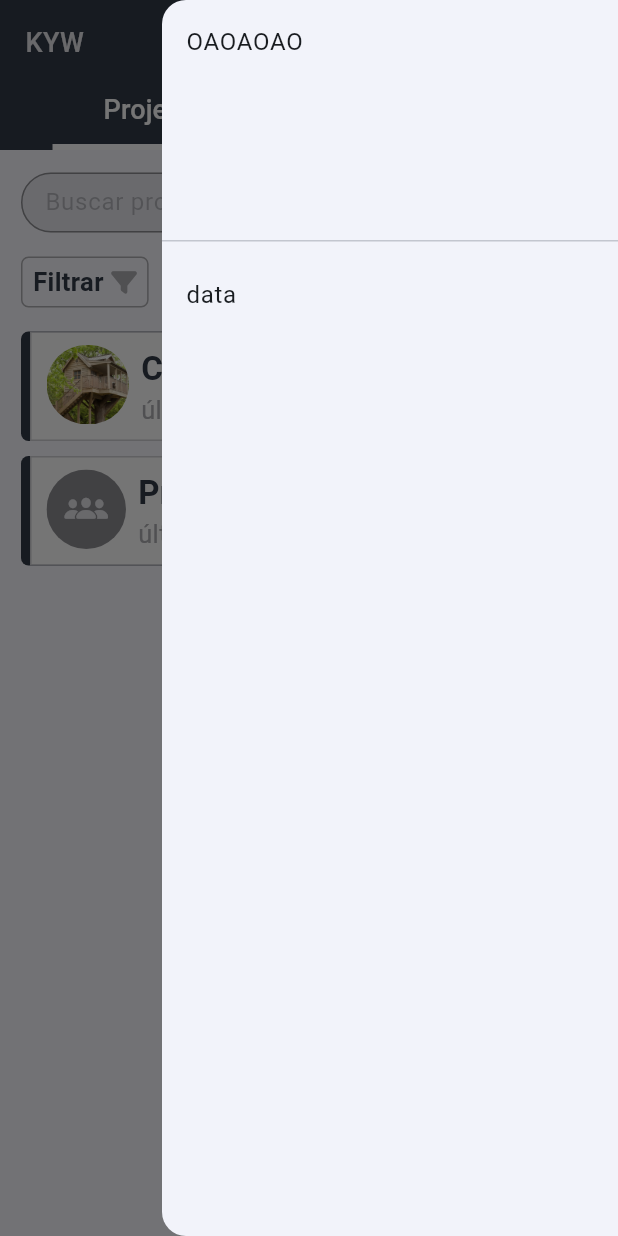
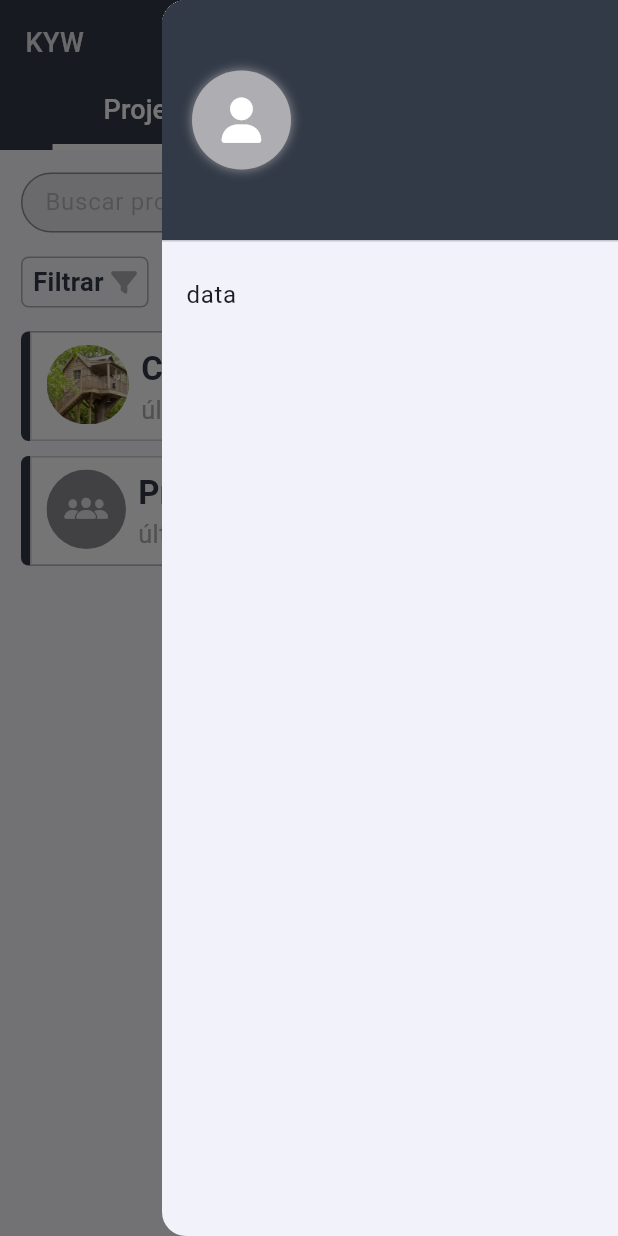
Before and after one commit to kaykybarbosa/Project_KYW, a Flutter app: the screen it shows after launch, with the side drawer open, on a phone screen of 412 x 824 dp. Run offline on Flutter 3.47's test engine with Material 3 defaults, Android fonts, the phone set to English and light mode, and no system bars; our stand-ins replace email_validator, font_awesome_flutter, go_router.

Commit message:
Alter init the MoreOption implementation

```diff
--- a/lib/app/screens/create_project_screen.dart
+++ b/lib/app/screens/create_project_screen.dart
@@ -60,6 +60,7 @@ class _CreateProjectScreenState extends State<CreateProjectScreen> {
 
               /// Firs Step the creation project
               /// enter with [Title] and [Description]
+              /// and [Image] optional
               ? SingleChildScrollView(
                   child: InputTitleAndDescription(
                     titleController: _titleController,
--- a/lib/app/screens/home_screen.dart
+++ b/lib/app/screens/home_screen.dart
@@ -6,7 +6,10 @@ import 'package:kyw_management/app/data/projects.dart';
 import 'package:kyw_management/app/data/tasks.dart';
 import 'package:kyw_management/app/enums/my_routes.dart';
 import 'package:kyw_management/app/enums/screens.dart';
-import 'package:kyw_management/app/widgets/filter.dart';
+import 'package:kyw_management/app/widgets/home_screen/app_bar/app_name.dart';
+import 'package:kyw_management/app/widgets/home_screen/app_bar/end_drawer.dart';
+import 'package:kyw_management/app/widgets/home_screen/app_bar/my_tab_bar.dart';
+import 'package:kyw_management/app/widgets/home_screen/filter/filter.dart';
 import 'package:kyw_management/app/widgets/home_screen/create_project_button.dart';
 import 'package:kyw_management/app/widgets/home_screen/my_icon.dart';
 import 'package:kyw_management/app/widgets/home_screen/my_search_bar.dart';
@@ -22,6 +25,9 @@ class HomeScreen extends StatefulWidget {
 }
 
 class _HomeScreenState extends State<HomeScreen> {
+  // Scaffold key
+  final GlobalKey<ScaffoldState> _scaffoldKey = GlobalKey<ScaffoldState>();
+
   Color itemsBarColor = CupertinoColors.lightBackgroundGray;
   Screens _currentText = Screens.project;
   bool _haveMessage = true;
@@ -47,17 +53,65 @@ class _HomeScreenState extends State<HomeScreen> {
     });
   }
 
+  void _openMessage() {
+    context.push(MyRoutes.notifications);
+    setState(() {
+      _haveMessage = false;
+    });
+  }
+
+  void _openEndDrawer() {
+    _scaffoldKey.currentState!.openEndDrawer();
+  }
+
   @override
   Widget build(BuildContext context) {
     return DefaultTabController(
       length: 2,
       child: Scaffold(
-        appBar: myAppBar(),
+        key: _scaffoldKey,
+        endDrawer: const MyEndDrawer(),
+        appBar: AppBar(
+          // App name
+          leading: AppName(color: itemsBarColor),
+          actions: [
+            // Messages
+            Badge(
+              label: _haveMessage ? const Text('2') : null,
+              smallSize: _haveMessage ? 6 : 0,
+              child: MyIcon(
+                icon: CupertinoIcons.bell,
+                color: itemsBarColor,
+                onTap: () {
+                  _openMessage();
+                },
+              ),
+            ),
+
+            const SizedBox(width: 15.0),
+
+            // More options
+            MyIcon(
+              icon: CupertinoIcons.ellipsis_vertical,
+              color: CupertinoColors.white,
+              onTap: () {
+                _openEndDrawer();
+              },
+            ),
+            const SizedBox(width: 13.0),
+          ],
+
+          elevation: 0,
+          toolbarHeight: 50.0,
+          backgroundColor: CupertinoTheme.of(context).primaryColor,
+          bottom: myTabBar(
+            onTap: (value) {
+              _setCurrentScreen(value);
+            },
+          ),
+        ),
         body: Padding(
-          padding: const EdgeInsets.symmetric(
-            horizontal: 14.0,
-            vertical: 15.0,
-          ),
+          padding: const EdgeInsets.symmetric(horizontal: 14.0, vertical: 15.0),
           child: Column(
             children: [
               // Input Search
@@ -135,128 +189,6 @@ class _HomeScreenState extends State<HomeScreen> {
                 },
               )
             : null,
-        endDrawer: Drawer(
-          child: ListView(
-            padding: EdgeInsets.zero,
-            children: const [
-              DrawerHeader(child: Text('OAOAOAO')),
-              ListTile(
-                title: Text('data'),
-              ),
-            ],
-          ),
-        ),
-      ),
-    );
-  }
-
-  PreferredSizeWidget myAppBar() {
-    return AppBar(
-      actions: [
-        Badge(
-          label: _haveMessage ? const Text('2') : null,
-          smallSize: _haveMessage ? 6 : 0,
-          child: MyIcon(
-            icon: CupertinoIcons.bell,
-            color: itemsBarColor,
-            onTap: () {
-              context.push(MyRoutes.notifications);
-              setState(() {
-                _haveMessage = false;
-              });
-            },
-          ),
-        ),
-        MyIcon(
-          icon: CupertinoIcons.ellipsis_vertical,
-          color: CupertinoColors.white,
-          onTap: () {
-            print("CHEGOU");
-            Scaffold.of(context).openEndDrawer();
-          },
-        ),
-      ],
-      automaticallyImplyLeading: false,
-      // App name
-      leading: Align(
-        alignment: const Alignment(1, 0.3),
-        child: Text(
-          'KYW',
-          style: TextStyle(
-            color: itemsBarColor,
-            fontSize: 18.0,
-            fontWeight: FontWeight.w500,
-          ),
-        ),
-      ),
-      title: Column(
-        children: [
-          const SizedBox(height: 10.0),
-          Row(
-            mainAxisAlignment: MainAxisAlignment.spaceBetween,
-            children: [
-              // Right icons
-              Expanded(
-                child: Row(
-                  mainAxisAlignment: MainAxisAlignment.end,
-                  children: [
-                    // Notifications
-                    // Badge(
-                    //   label: _haveMessage ? const Text('2') : null,
-                    //   smallSize: _haveMessage ? 6 : 0,
-                    //   child: MyIcon(
-                    //     icon: CupertinoIcons.bell,
-                    //     color: itemsBarColor,
-                    //     onTap: () {
-                    //       context.push(MyRoutes.notifications);
-                    //       setState(() {
-                    //         _haveMessage = false;
-                    //       });
-                    //     },
-                    //   ),
-                    // ),
-
-                    const SizedBox(width: 15.0),
-
-                    // More options
-                    // MyIcon(
-                    //   icon: CupertinoIcons.ellipsis_vertical,
-                    //   color: itemsBarColor,
-                    //   onTap: () {
-                    //     return;
-                    //   },
-                    // ),
-                  ],
-                ),
-              ),
-            ],
-          ),
-        ],
-      ),
-      elevation: 0,
-      toolbarHeight: 50.0,
-      backgroundColor: CupertinoTheme.of(context).primaryColor,
-      bottom: TabBar(
-        tabs: const [
-          Tab(text: 'Projetos'),
-          Tab(text: 'Tarefas'),
-        ],
-        onTap: (value) {
-          _setCurrentScreen(value);
-        },
-        labelStyle: const TextStyle(
-          color: CupertinoColors.white,
-          fontSize: 18.0,
-        ),
-        dividerHeight: 0,
-        enableFeedback: false,
-        overlayColor:
-            MaterialStateProperty.all(const Color.fromARGB(59, 242, 242, 247)),
-        unselectedLabelColor: CupertinoColors.white,
-        indicatorColor: CupertinoColors.white,
-        indicatorWeight: 4.0,
-        indicatorSize: TabBarIndicatorSize.tab,
-        indicatorPadding: const EdgeInsets.symmetric(horizontal: 35.0),
       ),
     );
   }
--- /dev/null
+++ b/lib/app/widgets/circle_image.dart
@@ -0,0 +1,70 @@
+import 'package:flutter/cupertino.dart';
+import 'package:font_awesome_flutter/font_awesome_flutter.dart';
+
+class CircleImage extends StatelessWidget {
+  const CircleImage({
+    super.key,
+    required this.onTap,
+    this.iconSize = 45.0,
+    this.changeIconVisible = true,
+    this.padding = const EdgeInsets.all(38.0),
+  });
+
+  final Function onTap;
+  final double iconSize;
+  final bool changeIconVisible;
+  final EdgeInsetsGeometry padding;
+
+  @override
+  Widget build(BuildContext context) {
+    return Stack(
+      alignment: const Alignment(1.1, .6),
+      children: [
+        Container(
+          padding: padding,
+          decoration: BoxDecoration(
+              color: CupertinoColors.systemGrey2,
+              borderRadius: BorderRadius.circular(60.0),
+              boxShadow: const [
+                BoxShadow(
+                  color: CupertinoColors.systemGrey,
+                  spreadRadius: .3,
+                  blurRadius: 5.5,
+                )
+              ]),
+          child: Icon(
+            FontAwesomeIcons.solidUser,
+            size: iconSize,
+            color: CupertinoColors.white,
+          ),
+        ),
+        Visibility(
+          visible: changeIconVisible,
+          child: Stack(
+            alignment: const Alignment(2.5, -2.5),
+            children: [
+              Container(
+                width: 22.0,
+                height: 22.0,
+                padding: const EdgeInsets.only(left: 5.0, bottom: 5.0),
+                decoration: BoxDecoration(
+                    color: CupertinoColors.white,
+                    border: Border.all(color: CupertinoColors.systemGrey),
+                    borderRadius: BorderRadius.circular(6.0)),
+                child: const Text(''),
+              ),
+              GestureDetector(
+                onTap: () => onTap(),
+                child: const Icon(
+                  FontAwesomeIcons.pen,
+                  size: 18.0,
+                  color: CupertinoColors.systemBlue,
+                ),
+              ),
+            ],
+          ),
+        ),
+      ],
+    );
+  }
+}
--- a/lib/app/widgets/create_project_screen.dart/circle_image.dart
+++ /dev/null
@@ -1,59 +0,0 @@
-import 'package:flutter/cupertino.dart';
-import 'package:font_awesome_flutter/font_awesome_flutter.dart';
-
-class CircleImage extends StatelessWidget {
-  const CircleImage({super.key, required this.onTap});
-
-  final Function onTap;
-
-  @override
-  Widget build(BuildContext context) {
-    return Stack(
-      alignment: const Alignment(1.1, .6),
-      children: [
-        Container(
-          width: 120.0,
-          height: 120.0,
-          decoration: BoxDecoration(
-              color: CupertinoColors.systemGrey2,
-              borderRadius: BorderRadius.circular(60.0),
-              boxShadow: const [
-                BoxShadow(
-                  color: CupertinoColors.systemGrey,
-                  spreadRadius: .3,
-                  blurRadius: 5.5,
-                )
-              ]),
-          child: const Icon(
-            FontAwesomeIcons.solidUser,
-            size: 45.0,
-            color: CupertinoColors.white,
-          ),
-        ),
-        Stack(
-          alignment: const Alignment(2.5, -2.5),
-          children: [
-            Container(
-              width: 22.0,
-              height: 22.0,
-              padding: const EdgeInsets.only(left: 5.0, bottom: 5.0),
-              decoration: BoxDecoration(
-                  color: CupertinoColors.white,
-                  border: Border.all(color: CupertinoColors.systemGrey),
-                  borderRadius: BorderRadius.circular(6.0)),
-              child: const Text(''),
-            ),
-            GestureDetector(
-              onTap: () => onTap(),
-              child: const Icon(
-                FontAwesomeIcons.pen,
-                size: 18.0,
-                color: CupertinoColors.systemBlue,
-              ),
-            ),
-          ],
-        ),
-      ],
-    );
-  }
-}
--- a/lib/app/widgets/create_project_screen.dart/input_title_description.dart
+++ b/lib/app/widgets/create_project_screen.dart/input_title_description.dart
@@ -1,6 +1,6 @@
 import 'package:flutter/cupertino.dart';
 import 'package:kyw_management/app/validation/input_validator.dart';
-import 'package:kyw_management/app/widgets/create_project_screen.dart/circle_image.dart';
+import 'package:kyw_management/app/widgets/circle_image.dart';
 import 'package:kyw_management/app/widgets/create_project_screen.dart/criation_input.dart';
 
 class InputTitleAndDescription extends StatelessWidget {
--- /dev/null
+++ b/lib/app/widgets/home_screen/app_bar/app_name.dart
@@ -0,0 +1,22 @@
+import 'package:flutter/cupertino.dart';
+
+class AppName extends StatelessWidget {
+  const AppName({super.key, required this.color});
+
+  final Color color;
+
+  @override
+  Widget build(BuildContext context) {
+    return Align(
+      alignment: const Alignment(1, 0.3),
+      child: Text(
+        'KYW',
+        style: TextStyle(
+          color: color,
+          fontSize: 18.0,
+          fontWeight: FontWeight.w500,
+        ),
+      ),
+    );
+  }
+}
--- /dev/null
+++ b/lib/app/widgets/home_screen/app_bar/end_drawer.dart
@@ -0,0 +1,42 @@
+import 'package:flutter/cupertino.dart';
+import 'package:flutter/material.dart';
+import 'package:kyw_management/app/widgets/circle_image.dart';
+
+class MyEndDrawer extends StatelessWidget {
+  const MyEndDrawer({super.key});
+
+  @override
+  Widget build(BuildContext context) {
+    return Drawer(
+      // backgroundColor: CupertinoTheme.of(context).primaryColor,
+      // surfaceTintColor: CupertinoColors.activeBlue,
+      child: ListView(
+        padding: EdgeInsets.zero,
+        children: [
+          DrawerHeader(
+            padding: EdgeInsets.zero,
+            child: Container(
+              color: CupertinoTheme.of(context).primaryColor,
+              padding: const EdgeInsets.symmetric(horizontal: 20.0),
+              child: Column(
+                crossAxisAlignment: CrossAxisAlignment.start,
+                mainAxisAlignment: MainAxisAlignment.center,
+                children: [
+                  CircleImage(
+                    iconSize: 30.0,
+                    padding: const EdgeInsets.all(18.0),
+                    changeIconVisible: false,
+                    onTap: () {},
+                  ),
+                ],
+              ),
+            ),
+          ),
+          const ListTile(
+            title: Text('data'),
+          ),
+        ],
+      ),
+    );
+  }
+}
--- /dev/null
+++ b/lib/app/widgets/home_screen/app_bar/my_tab_bar.dart
@@ -0,0 +1,27 @@
+import 'package:flutter/cupertino.dart';
+import 'package:flutter/material.dart';
+
+PreferredSizeWidget myTabBar({required Function onTap}) {
+  return TabBar(
+    tabs: const [
+      Tab(text: 'Projetos'),
+      Tab(text: 'Tarefas'),
+    ],
+    onTap: (value) {
+      onTap(value);
+    },
+    labelStyle: const TextStyle(
+      color: CupertinoColors.white,
+      fontSize: 18.0,
+    ),
+    dividerHeight: 0,
+    enableFeedback: false,
+    overlayColor:
+        MaterialStateProperty.all(const Color.fromARGB(59, 242, 242, 247)),
+    unselectedLabelColor: CupertinoColors.white,
+    indicatorColor: CupertinoColors.white,
+    indicatorWeight: 4.0,
+    indicatorSize: TabBarIndicatorSize.tab,
+    indicatorPadding: const EdgeInsets.symmetric(horizontal: 35.0),
+  );
+}
--- a/lib/app/widgets/filter.dart
+++ b/lib/app/widgets/home_screen/filter/filter.dart
@@ -106,7 +106,10 @@ class _FilterState extends State<Filter> {
             // Creation date
             const Text(
               'Data de criação',
-              style: TextStyle(fontSize: 20.0),
+              style: TextStyle(
+                fontSize: 20.0,
+                fontWeight: FontWeight.w500,
+              ),
             ),
 
             const SizedBox(height: 15.0),
```
